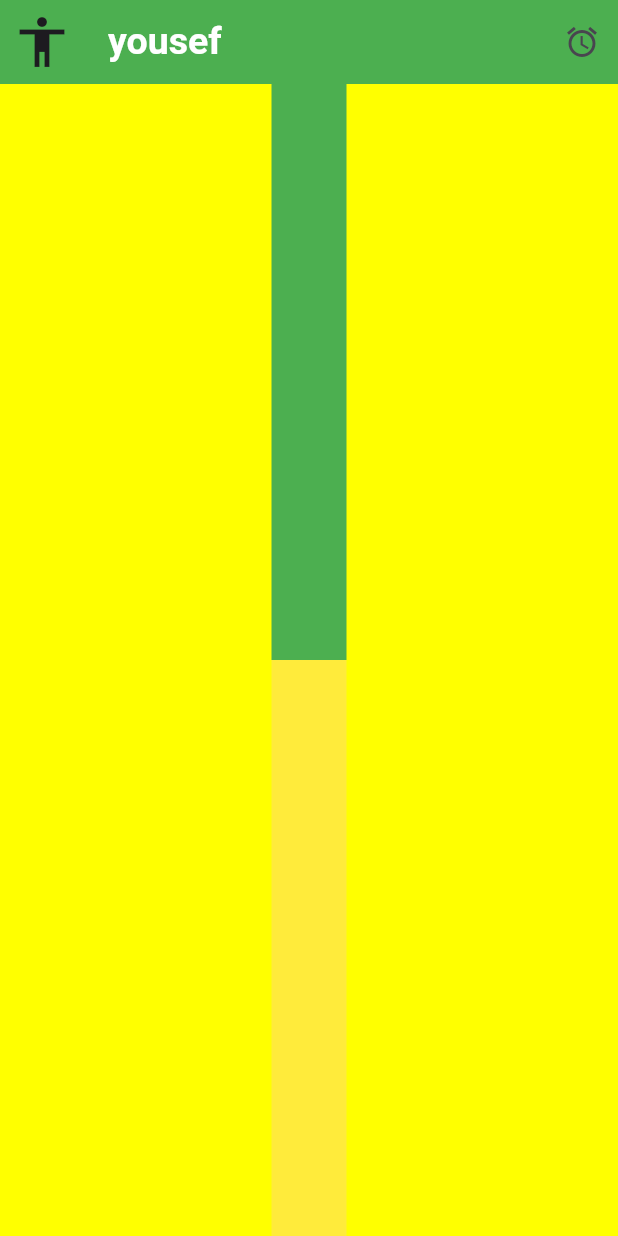
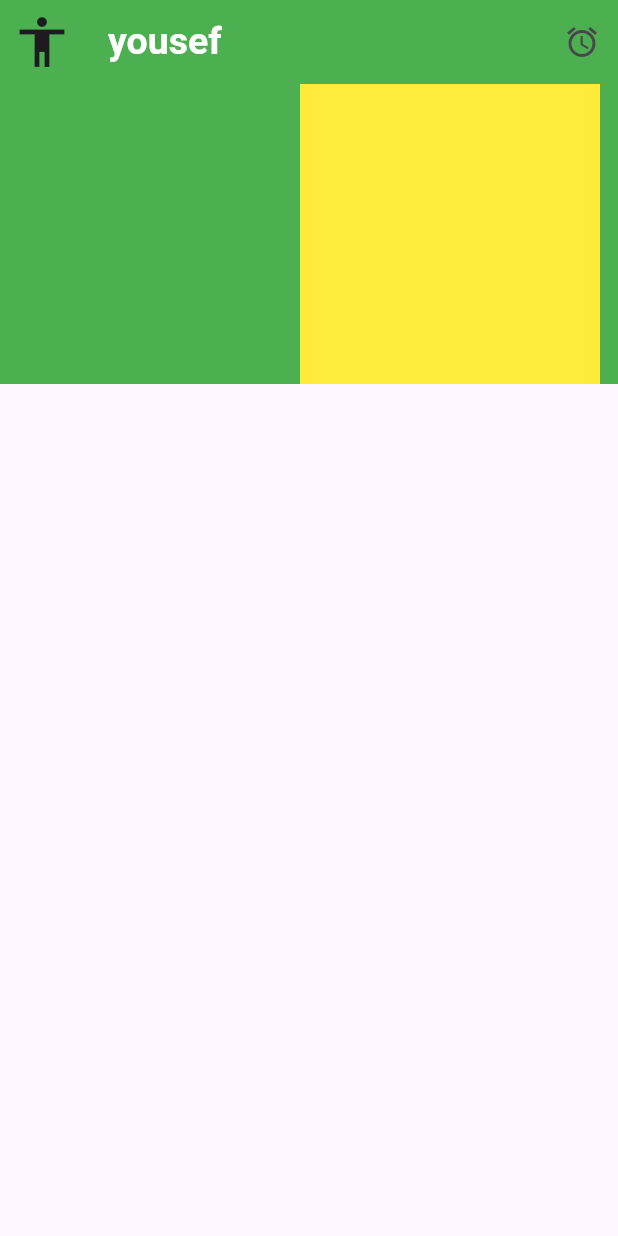
Before and after one commit to yousefBlaawe/eventek, a Flutter app: the ScreenOne screen opened directly, on a phone screen of 412 x 824 dp. Run offline on Flutter 3.47's test engine with Material 3 defaults, Android fonts, the phone set to English and light mode, and no system bars.

Commit message:
screen two

```diff
--- a/lib/main.dart
+++ b/lib/main.dart
@@ -1,4 +1,5 @@
 import 'package:eventek_layth/screen_one.dart';
+import 'package:eventek_layth/screen_two.dart';
 import 'package:flutter/cupertino.dart';
 import 'package:flutter/material.dart';
 
@@ -10,7 +11,8 @@ class MyApp extends StatelessWidget
   @override
   Widget build(BuildContext context) {
     return MaterialApp(
-      home: ScreenOne(),
+      debugShowCheckedModeBanner: false,
+      home: ScreenTwo(),
     );
   }
 
--- a/lib/screen_one.dart
+++ b/lib/screen_one.dart
@@ -22,28 +22,42 @@ class ScreenOne extends StatelessWidget
           }, icon: Icon(Icons.access_alarm_sharp))
         ],
       ) ,
-      body: Container(
-        width: double.infinity,
-        color: Colors.yellowAccent,
-        child: Column(
+      body: SingleChildScrollView(
+        scrollDirection: Axis.horizontal,
+        child: Row(
           children: [
 
-            Expanded(
-              child: Container(
+            Container(
               color: Colors.green,
-                height: 50,
+              height: 200,
+              width: 200,
+            ),
+            Container(
+              height: 200,
+              width: 200,
+              color: Colors.yellow,
+            ),
+            Container(
+              color: Colors.green,
+              height: 200,
               width: 50,
             ),
+            Container(
+              height: 200,
+              width: 50,
+              color: Colors.yellow,
+            ), Container(
+              color: Colors.green,
+              height: 200,
+              width: 50,
             ),
-            Expanded(
-              child: Container(
-                height: 50,
+            Container(
+              height: 200,
               width: 50,
               color: Colors.yellow,
             ),
-            )
           ],
-        )
+        ),
       ),
     );
   }
```
Also changed, not shown: lib/screen_two.dart (added, +204 -0 lines). Lines whose indentation alone changed are shown as unchanged.
